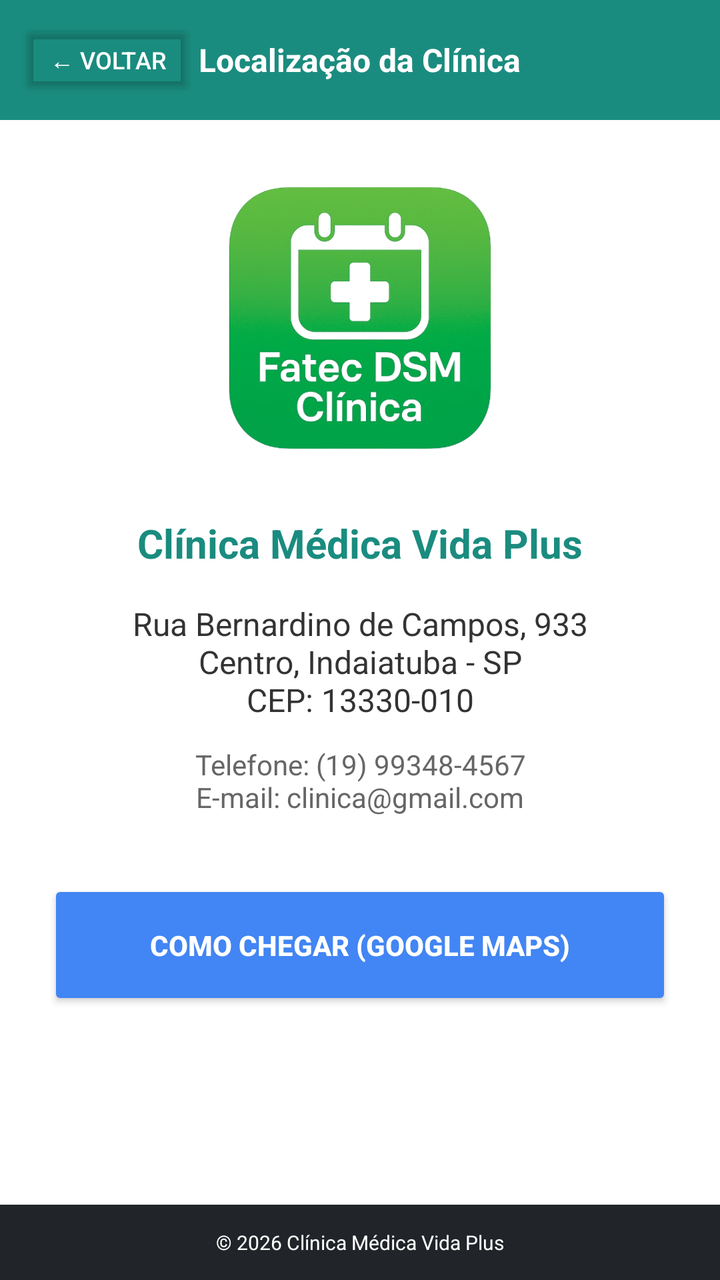
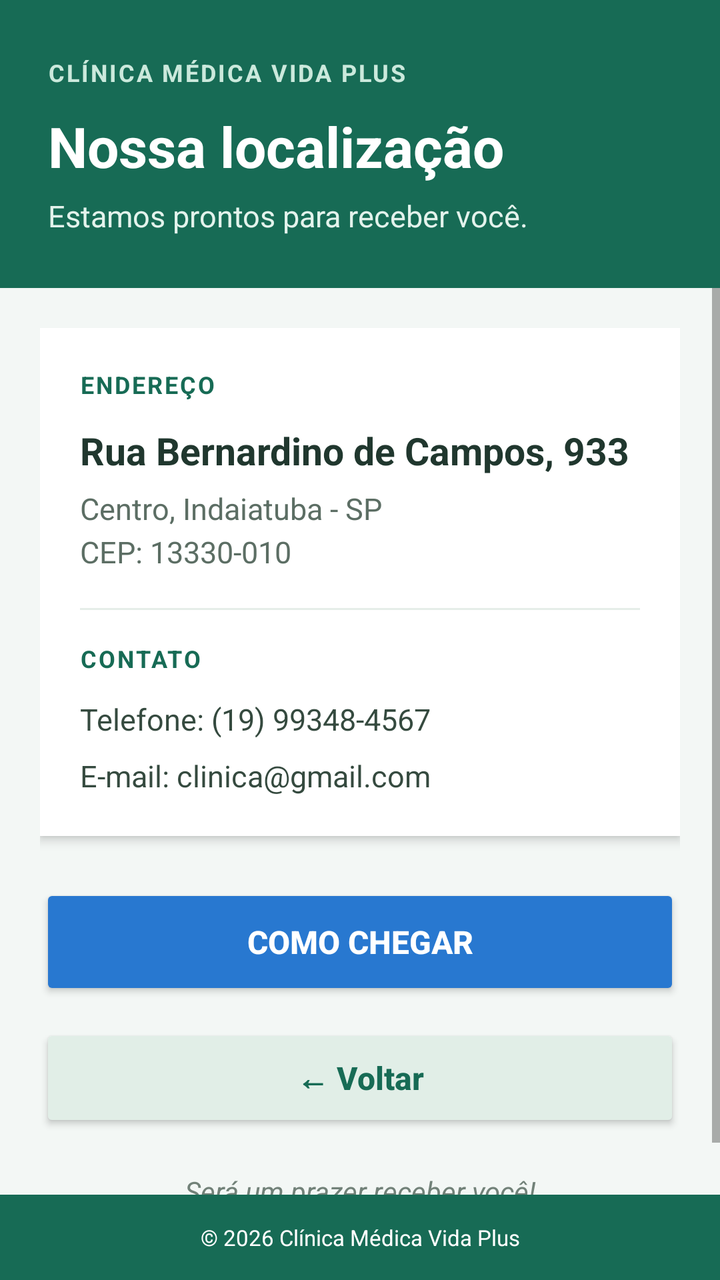

Before-and-after screenshots of an Android layout around one commit, followed by the original layout XML and the change that was made.
<!-- AndroidManifest.xml: application theme Theme.AppCompat.Light.DarkActionBar -->
<!-- res/layout/activity_endereco.xml -->
<?xml version="1.0" encoding="utf-8"?>
<LinearLayout xmlns:android="http://schemas.android.com/apk/res/android"
    android:layout_width="match_parent"
    android:layout_height="match_parent"
    android:orientation="vertical"
    android:background="#FFFFFF">

    <RelativeLayout
        android:layout_width="match_parent"
        android:layout_height="60dp"
        android:background="#1a8c7f"
        android:padding="10dp">
        <Button
            android:id="@+id/btnVoltarEnd"
            android:layout_width="wrap_content"
            android:layout_height="wrap_content"
            android:text="← VOLTAR"
            android:textColor="#FFFFFF"
            android:backgroundTint="@android:color/transparent"
            android:textSize="12sp" />
        <TextView
            android:layout_width="wrap_content"
            android:layout_height="wrap_content"
            android:text="Localização da Clínica"
            android:layout_centerInParent="true"
            android:textColor="#FFFFFF"
            android:textStyle="bold"
            android:textSize="16sp"/>
    </RelativeLayout>

    <ScrollView
        android:layout_width="match_parent"
        android:layout_height="0dp"
        android:layout_weight="1">

        <LinearLayout
            android:layout_width="match_parent"
            android:layout_height="wrap_content"
            android:orientation="vertical"
            android:padding="24dp"
            android:gravity="center">

            <ImageView
                android:layout_width="150dp"
                android:layout_height="150dp"
                android:src="@drawable/logomed"
                android:layout_marginBottom="24dp" />

            <TextView
                android:layout_width="wrap_content"
                android:layout_height="wrap_content"
                android:text="Clínica Médica Vida Plus"
                android:textSize="20sp"
                android:textStyle="bold"
                android:textColor="#1a8c7f" />

            <TextView
                android:layout_width="match_parent"
                android:layout_height="wrap_content"
                android:text="Rua Bernardino de Campos, 933\nCentro, Indaiatuba - SP\nCEP: 13330-010"
                android:gravity="center"
                android:textSize="16sp"
                android:layout_marginTop="16dp"
                android:textColor="#333333" />

            <TextView
                android:layout_width="match_parent"
                android:layout_height="wrap_content"
                android:text="Telefone: (19) 99348-4567\nE-mail: clinica@gmail.com"
                android:gravity="center"
                android:textSize="14sp"
                android:layout_marginTop="12dp"
                android:textColor="#666666" />

            <Button
                android:id="@+id/btnAbrirMaps"
                android:layout_width="match_parent"
                android:layout_height="65dp"
                android:layout_marginTop="32dp"
                android:text="COMO CHEGAR (GOOGLE MAPS)"
                android:backgroundTint="#4285F4"
                android:textColor="#FFFFFF"
                android:textStyle="bold" />
        </LinearLayout>
    </ScrollView>

    <LinearLayout
        android:layout_width="match_parent"
        android:layout_height="wrap_content"
        android:background="#212529"
        android:padding="12dp"
        android:gravity="center">
        <TextView
            android:layout_width="wrap_content"
            android:layout_height="wrap_content"
            android:text="© 2026 Clínica Médica Vida Plus"
            android:textColor="#FFFFFF"
            android:textSize="10sp" />
    </LinearLayout>
</LinearLayout>
<!-- resources referenced by this layout -->
<resources>
  <!-- drawable logomed: png bitmap (drawable, 172766 bytes) -->
</resources>

<!-- the commit's change to res/layout/activity_endereco.xml (unified diff, before → after) -->
@@ -3,98 +3,179 @@
     android:layout_width="match_parent"
     android:layout_height="match_parent"
     android:orientation="vertical"
-    android:background="#FFFFFF">
+    android:background="#F3F7F5">
 
-    <RelativeLayout
+    
+    <LinearLayout
         android:layout_width="match_parent"
-        android:layout_height="60dp"
-        android:background="#1a8c7f"
-        android:padding="10dp">
-        <Button
-            android:id="@+id/btnVoltarEnd"
-            android:layout_width="wrap_content"
-            android:layout_height="wrap_content"
-            android:text="← VOLTAR"
-            android:textColor="#FFFFFF"
-            android:backgroundTint="@android:color/transparent"
-            android:textSize="12sp" />
+        android:layout_height="wrap_content"
+        android:orientation="vertical"
+        android:background="#176B55"
+        android:paddingStart="24dp"
+        android:paddingTop="28dp"
+        android:paddingEnd="24dp"
+        android:paddingBottom="26dp">
+
         <TextView
             android:layout_width="wrap_content"
             android:layout_height="wrap_content"
-            android:text="Localização da Clínica"
-            android:layout_centerInParent="true"
+            android:text="CLÍNICA MÉDICA VIDA PLUS"
+            android:textColor="#CBE9DC"
+            android:textSize="12sp"
+            android:letterSpacing="0.08"
+            android:textStyle="bold" />
+
+        <TextView
+            android:layout_width="match_parent"
+            android:layout_height="wrap_content"
+            android:layout_marginTop="10dp"
+            android:text="Nossa localização"
             android:textColor="#FFFFFF"
-            android:textStyle="bold"
-            android:textSize="16sp"/>
-    </RelativeLayout>
+            android:textSize="28sp"
+            android:textStyle="bold" />
+
+        <TextView
+            android:layout_width="match_parent"
+            android:layout_height="wrap_content"
+            android:layout_marginTop="6dp"
+            android:text="Estamos prontos para receber você."
+            android:textColor="#E3F3EC"
+            android:textSize="15sp" />
+
+    </LinearLayout>
 
     <ScrollView
         android:layout_width="match_parent"
         android:layout_height="0dp"
-        android:layout_weight="1">
+        android:layout_weight="1"
+        android:fillViewport="true"
+        android:clipToPadding="false">
 
         <LinearLayout
             android:layout_width="match_parent"
             android:layout_height="wrap_content"
             android:orientation="vertical"
-            android:padding="24dp"
-            android:gravity="center">
+            android:padding="20dp">
 
-            <ImageView
-                android:layout_width="150dp"
-                android:layout_height="150dp"
-                android:src="@drawable/logomed"
-                android:layout_marginBottom="24dp" />
+            
+            <LinearLayout
+                android:layout_width="match_parent"
+                android:layout_height="wrap_content"
+                android:orientation="vertical"
+                android:background="#FFFFFF"
+                android:elevation="3dp"
+                android:padding="20dp">
 
-            <TextView
-                android:layout_width="wrap_content"
-                android:layout_height="wrap_content"
-                android:text="Clínica Médica Vida Plus"
-                android:textSize="20sp"
+                <TextView
+                    android:layout_width="match_parent"
+                    android:layout_height="wrap_content"
+                    android:text="ENDEREÇO"
+                    android:textColor="#176B55"
+                    android:textSize="12sp"
+                    android:textStyle="bold"
+                    android:letterSpacing="0.08" />
+
+                <TextView
+                    android:layout_width="match_parent"
+                    android:layout_height="wrap_content"
+                    android:layout_marginTop="12dp"
+                    android:text="Rua Bernardino de Campos, 933"
+                    android:textColor="#20372E"
+                    android:textSize="19sp"
+                    android:textStyle="bold" />
+
+                <TextView
+                    android:layout_width="match_parent"
+                    android:layout_height="wrap_content"
+                    android:layout_marginTop="6dp"
+                    android:text="Centro, Indaiatuba - SP\nCEP: 13330-010"
+                    android:textColor="#5C6E64"
+                    android:textSize="15sp"
+                    android:lineSpacingExtra="4dp" />
+
+                <View
+                    android:layout_width="match_parent"
+                    android:layout_height="1dp"
+                    android:layout_marginTop="18dp"
+                    android:layout_marginBottom="16dp"
+                    android:background="#E5EDE8" />
+
+                <TextView
+                    android:layout_width="match_parent"
+                    android:layout_height="wrap_content"
+                    android:text="CONTATO"
+                    android:textColor="#176B55"
+                    android:textSize="12sp"
+                    android:textStyle="bold"
+                    android:letterSpacing="0.08" />
+
+                <TextView
+                    android:layout_width="match_parent"
+                    android:layout_height="wrap_content"
+                    android:layout_marginTop="12dp"
+                    android:text="Telefone: (19) 99348-4567"
+                    android:textColor="#354A3F"
+                    android:textSize="15sp" />
+
+                <TextView
+                    android:layout_width="match_parent"
+                    android:layout_height="wrap_content"
+                    android:layout_marginTop="8dp"
+                    android:text="E-mail: clinica@gmail.com"
+                    android:textColor="#354A3F"
+                    android:textSize="15sp" />
+
+            </LinearLayout>
+
+            
+            <Button
+                android:id="@+id/btnAbrirMaps"
+                android:layout_width="match_parent"
+                android:layout_height="58dp"
+                android:layout_marginTop="24dp"
+                android:backgroundTint="#2878D0"
+                android:text="COMO CHEGAR"
+                android:textAllCaps="false"
+                android:textColor="#FFFFFF"
+                android:textSize="16sp"
                 android:textStyle="bold"
-                android:textColor="#1a8c7f" />
+                android:elevation="2dp" />
+
+            
+            <Button
+                android:id="@+id/btnVoltarEnd"
+                android:layout_width="match_parent"
+                android:layout_height="54dp"
+                android:layout_marginTop="12dp"
+                android:backgroundTint="#E1EEE7"
+                android:text="← Voltar"
+                android:textAllCaps="false"
+                android:textColor="#176B55"
+                android:textSize="16sp"
+                android:textStyle="bold" />
 
             <TextView
                 android:layout_width="match_parent"
                 android:layout_height="wrap_content"
-                android:text="Rua Bernardino de Campos, 933\nCentro, Indaiatuba - SP\nCEP: 13330-010"
+                android:layout_marginTop="20dp"
                 android:gravity="center"
-                android:textSize="16sp"
-                android:layout_marginTop="16dp"
-                android:textColor="#333333" />
+                android:text="Será um prazer receber você!"
+                android:textColor="#718178"
+                android:textSize="14sp"
+                android:textStyle="italic" />
 
-            <TextView
-                android:layout_width="match_parent"
-                android:layout_height="wrap_content"
-                android:text="Telefone: (19) 99348-4567\nE-mail: clinica@gmail.com"
-                android:gravity="center"
-                android:textSize="14sp"
-                android:layout_marginTop="12dp"
-                android:textColor="#666666" />
-
-            <Button
-                android:id="@+id/btnAbrirMaps"
-                android:layout_width="match_parent"
-                android:layout_height="65dp"
-                android:layout_marginTop="32dp"
-                android:text="COMO CHEGAR (GOOGLE MAPS)"
-                android:backgroundTint="#4285F4"
-                android:textColor="#FFFFFF"
-                android:textStyle="bold" />
         </LinearLayout>
     </ScrollView>
 
-    <LinearLayout
+    
+    <TextView
         android:layout_width="match_parent"
         android:layout_height="wrap_content"
-        android:background="#212529"
-        android:padding="12dp"
-        android:gravity="center">
-        <TextView
-            android:layout_width="wrap_content"
-            android:layout_height="wrap_content"
-            android:text="© 2026 Clínica Médica Vida Plus"
-            android:textColor="#FFFFFF"
-            android:textSize="10sp" />
-    </LinearLayout>
+        android:background="#176B55"
+        android:gravity="center"
+        android:padding="14dp"
+        android:text="© 2026 Clínica Médica Vida Plus"
+        android:textColor="#FFFFFF"
+        android:textSize="11sp" />
+
 </LinearLayout>
<!-- resource entries referenced after the edit -->
@@ -1,5 +1,5 @@
 <!-- resources referenced by this layout -->
 <resources>
-  <!-- drawable logomed: png bitmap (drawable, 172766 bytes) -->
+
 </resources>
 
